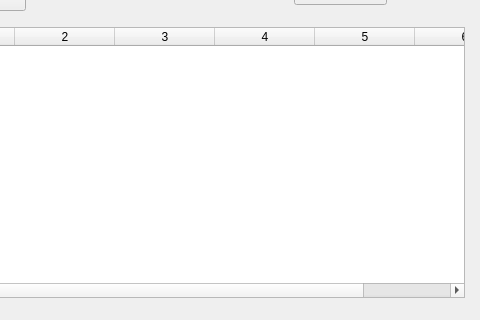
This is StudyMeet/viewsessions.ui in DanielCChavez/StudyMeet as Qt 5 draws it before an edit; both pictures show x 96 to 576 and y 143 to 463 of the 576 by 463 pixel window. The edited form follows.
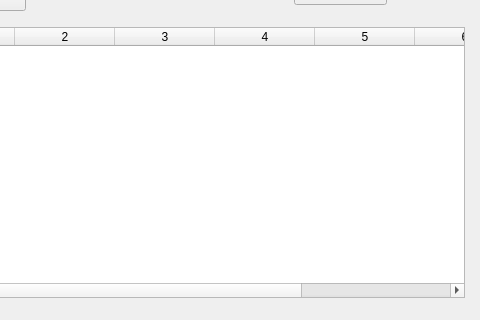
This is the edited form.

What changed in the file:
```diff
--- a/StudyMeet/viewsessions.ui
+++ b/StudyMeet/viewsessions.ui
@@ -98,7 +98,7 @@
     <set>QAbstractItemView::NoEditTriggers</set>
    </property>
    <property name="columnCount">
-    <number>6</number>
+    <number>7</number>
    </property>
    <attribute name="verticalHeaderShowSortIndicator" stdset="0">
     <bool>false</bool>
@@ -109,6 +109,7 @@
    <column/>
    <column/>
    <column/>
+   <column/>
   </widget>
   <widget class="QPushButton" name="refreshButton">
    <property name="geometry">
```
